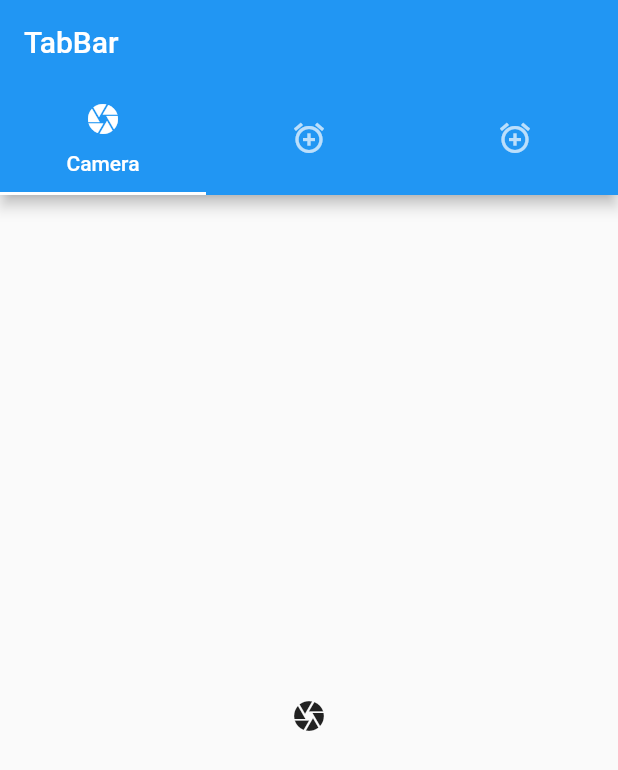
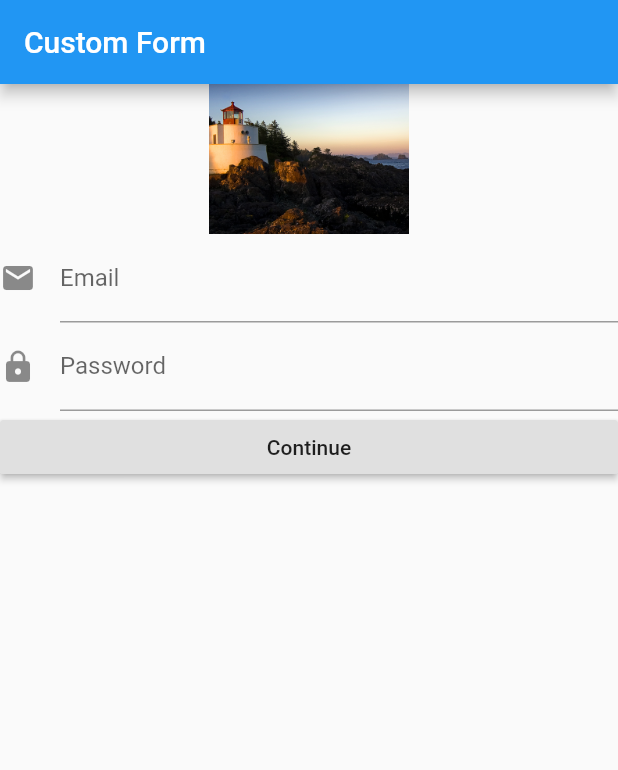
Before and after one commit to naive555/lab01, a Flutter app: the screen it shows after launch, on a phone screen of 412 x 824 dp. Shown: the top 770 px of the screen. Run offline on Flutter 3.47's test engine with Material 2 defaults, Android fonts, the phone set to English and light mode, and no system bars.

Commit message:
Add Screen and Form

```diff
--- a/lib/main.dart
+++ b/lib/main.dart
@@ -1,4 +1,8 @@
 import 'package:flutter/material.dart';
+import 'ui/first_screen.dart';
+import 'ui/second_screen.dart';
+import 'ui/detail_screen.dart';
+import 'my_custom_form.dart';
 
 void main() => runApp(MyApp());
 
@@ -20,7 +24,12 @@ class MyApp extends StatelessWidget {
         // is not restarted.
         primarySwatch: Colors.blue,
       ),
-      home: MyHomePage(title: 'Flutter Demo Home Page'),
+      //home: MyHomePage(title: 'Flutter Demo Home Page'),
+      initialRoute: "/",
+      routes: {
+        "/": (context) => MyCustomForm(),
+        "/second": (context) => SecondScreen(),
+      },
     );
   }
 }
--- /dev/null
+++ b/lib/my_custom_form.dart
@@ -0,0 +1,67 @@
+import 'package:flutter/material.dart';
+
+class MyCustomForm extends StatefulWidget {
+  @override
+  MyCustomFormState createState() {
+    return MyCustomFormState();
+  }
+}
+
+class MyCustomFormState extends State<MyCustomForm> {
+  final _formKey = GlobalKey<FormState>();
+
+  @override
+  Widget build(BuildContext context) {
+    return Scaffold(
+      appBar: AppBar(
+        title: Text("Custom Form"),
+      ),
+      body: Form(
+        key: _formKey,
+        child: ListView(
+          children: <Widget>[
+            Image.asset(
+              "resources/Lighthouse.jpg",
+              height: 100,
+            ),
+            TextFormField(
+              decoration: InputDecoration(
+                labelText: "Email",
+                hintText: "Please Input Your Email",
+                icon: Icon(Icons.email),
+              ),
+              keyboardType: TextInputType.emailAddress,
+              onSaved: (value) => print(value),
+              validator: (value){
+                if(value.isEmpty){
+                  return "Please Input value";
+                }
+              },
+            ),
+            TextFormField(
+              decoration: InputDecoration(
+                labelText: "Password",
+                hintText: "Please Input Your Password",
+                icon: Icon(Icons.lock),
+              ),
+              obscureText: true,
+              keyboardType: TextInputType.text,
+              onSaved: (value) => print(value),
+              validator: (value){
+                if(value.isEmpty){
+                  return "Please Input value";
+                }
+              },
+            ),
+            RaisedButton(
+              child: Text("Continue"),
+              onPressed: (){
+                _formKey.currentState.validate();
+              },
+            ),
+          ],
+        ),
+      ),
+    );
+  }
+}
--- a/pubspec.yaml
+++ b/pubspec.yaml
@@ -37,7 +37,8 @@ flutter:
   uses-material-design: true
 
   # To add assets to your application, add an assets section, like this:
-  # assets:
+  assets:
+     - resources/
   #  - images/a_dot_burr.jpeg
   #  - images/a_dot_ham.jpeg
 
```
Also changed, not shown: lib/ui/detail_screen.dart (added, +24 -0 lines), lib/ui/first_screen.dart (added, +22 -0 lines), lib/ui/second_screen.dart (added, +20 -0 lines), resources/Lighthouse.jpg (added).
